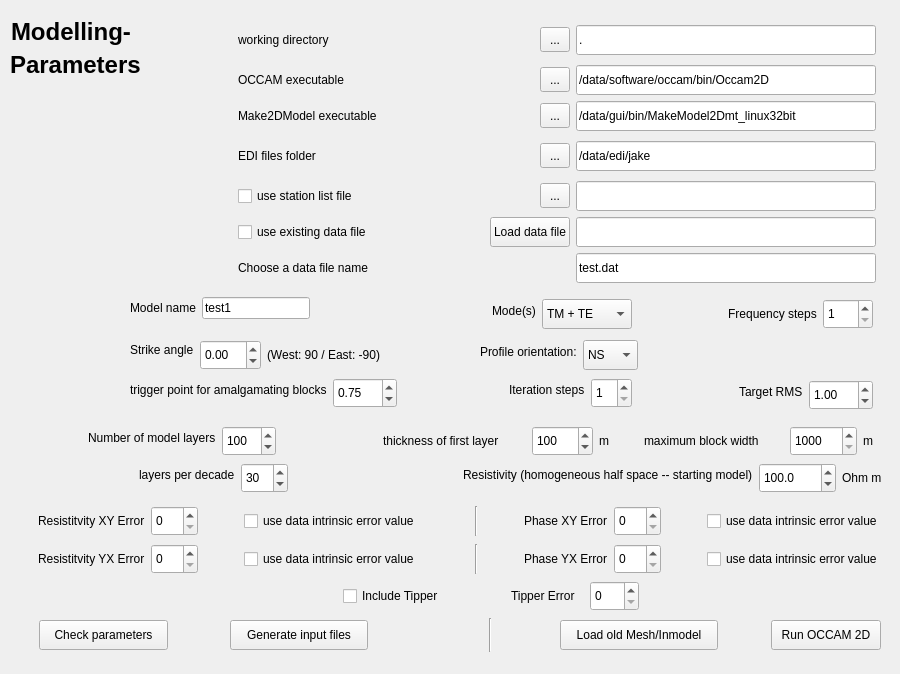
MTgeophysics/mtpy, file utils/gui/occam2d/v1/fourthgui.ui: the form before one commit.
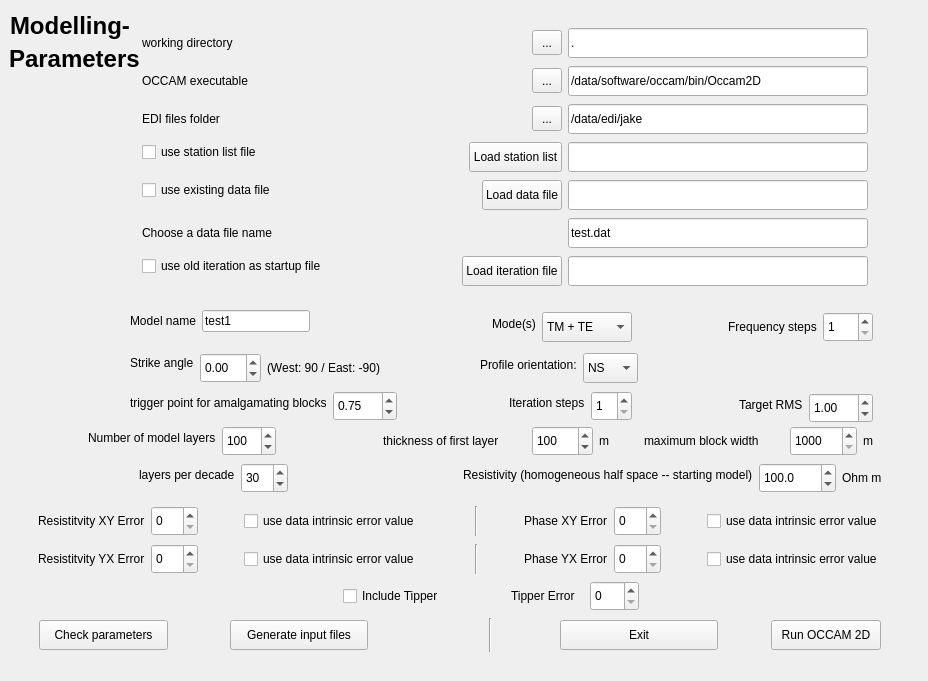
The form after the commit.

Commit message: changed gui and OCCAMTools.py Allowing for importing old startup file

```diff
--- a/utils/gui/occam2d/v1/fourthgui.ui
+++ b/utils/gui/occam2d/v1/fourthgui.ui
@@ -6,8 +6,8 @@
    <rect>
     <x>0</x>
     <y>0</y>
-    <width>900</width>
-    <height>674</height>
+    <width>928</width>
+    <height>681</height>
    </rect>
   </property>
   <property name="minimumSize">
@@ -22,8 +22,8 @@
   <widget class="QLabel" name="label_29">
    <property name="geometry">
     <rect>
-     <x>11</x>
-     <y>16</y>
+     <x>10</x>
+     <y>10</y>
      <width>151</width>
      <height>31</height>
     </rect>
@@ -43,8 +43,8 @@
   <widget class="QLabel" name="label_4">
    <property name="geometry">
     <rect>
-     <x>10</x>
-     <y>49</y>
+     <x>9</x>
+     <y>43</y>
      <width>151</width>
      <height>31</height>
     </rect>
@@ -437,7 +437,7 @@
     </size>
    </property>
    <property name="text">
-    <string>Load old Mesh/Inmodel</string>
+    <string>Exit</string>
    </property>
    <property name="autoDefault">
     <bool>true</bool>
@@ -456,608 +456,11 @@
     <enum>Qt::Vertical</enum>
    </property>
   </widget>
-  <widget class="QWidget" name="layoutWidget">
-   <property name="geometry">
-    <rect>
-     <x>238</x>
-     <y>21</y>
-     <width>638</width>
-     <height>262</height>
-    </rect>
-   </property>
-   <layout class="QGridLayout" name="gridLayout">
-    <item row="0" column="0">
-     <layout class="QHBoxLayout" name="horizontalLayout_8">
-      <item>
-       <widget class="QLabel" name="label_2">
-        <property name="sizePolicy">
-         <sizepolicy hsizetype="Preferred" vsizetype="MinimumExpanding">
-          <horstretch>0</horstretch>
-          <verstretch>0</verstretch>
-         </sizepolicy>
-        </property>
-        <property name="text">
-         <string>working directory</string>
-        </property>
-       </widget>
-      </item>
-      <item>
-       <spacer name="horizontalSpacer_40">
-        <property name="orientation">
-         <enum>Qt::Horizontal</enum>
-        </property>
-        <property name="sizeHint" stdset="0">
-         <size>
-          <width>40</width>
-          <height>20</height>
-         </size>
-        </property>
-       </spacer>
-      </item>
-     </layout>
-    </item>
-    <item row="0" column="1" colspan="2">
-     <layout class="QHBoxLayout" name="horizontalLayout_2">
-      <item>
-       <spacer name="horizontalSpacer_5">
-        <property name="orientation">
-         <enum>Qt::Horizontal</enum>
-        </property>
-        <property name="sizeHint" stdset="0">
-         <size>
-          <width>40</width>
-          <height>20</height>
-         </size>
-        </property>
-       </spacer>
-      </item>
-      <item>
-       <widget class="QToolButton" name="button_browse_wd">
-        <property name="sizePolicy">
-         <sizepolicy hsizetype="Fixed" vsizetype="Fixed">
-          <horstretch>0</horstretch>
-          <verstretch>0</verstretch>
-         </sizepolicy>
-        </property>
-        <property name="minimumSize">
-         <size>
-          <width>30</width>
-          <height>25</height>
-         </size>
-        </property>
-        <property name="maximumSize">
-         <size>
-          <width>30</width>
-          <height>25</height>
-         </size>
-        </property>
-        <property name="text">
-         <string>...</string>
-        </property>
-       </widget>
-      </item>
-      <item>
-       <widget class="QLineEdit" name="lineEdit_browse_wd">
-        <property name="minimumSize">
-         <size>
-          <width>300</width>
-          <height>30</height>
-         </size>
-        </property>
-        <property name="maximumSize">
-         <size>
-          <width>500</width>
-          <height>30</height>
-         </size>
-        </property>
-        <property name="text">
-         <string>.</string>
-        </property>
-       </widget>
-      </item>
-     </layout>
-    </item>
-    <item row="1" column="0">
-     <layout class="QHBoxLayout" name="horizontalLayout_9">
-      <item>
-       <widget class="QLabel" name="label_5">
-        <property name="text">
-         <string>OCCAM executable</string>
-        </property>
-       </widget>
-      </item>
-      <item>
-       <spacer name="horizontalSpacer_41">
-        <property name="orientation">
-         <enum>Qt::Horizontal</enum>
-        </property>
-        <property name="sizeHint" stdset="0">
-         <size>
-          <width>40</width>
-          <height>20</height>
-         </size>
-        </property>
-       </spacer>
-      </item>
-     </layout>
-    </item>
-    <item row="1" column="1" colspan="2">
-     <layout class="QHBoxLayout" name="horizontalLayout_3">
-      <item>
-       <spacer name="horizontalSpacer_3">
-        <property name="orientation">
-         <enum>Qt::Horizontal</enum>
-        </property>
-        <property name="sizeHint" stdset="0">
-         <size>
-          <width>40</width>
-          <height>20</height>
-         </size>
-        </property>
-       </spacer>
-      </item>
-      <item>
-       <widget class="QToolButton" name="button_browse_occam">
-        <property name="sizePolicy">
-         <sizepolicy hsizetype="Fixed" vsizetype="Fixed">
-          <horstretch>0</horstretch>
-          <verstretch>0</verstretch>
-         </sizepolicy>
-        </property>
-        <property name="minimumSize">
-         <size>
-          <width>30</width>
-          <height>25</height>
-         </size>
-        </property>
-        <property name="maximumSize">
-         <size>
-          <width>30</width>
-          <height>25</height>
-         </size>
-        </property>
-        <property name="text">
-         <string>...</string>
-        </property>
-       </widget>
-      </item>
-      <item>
-       <widget class="QLineEdit" name="lineEdit_browse_occam">
-        <property name="minimumSize">
-         <size>
-          <width>300</width>
-          <height>30</height>
-         </size>
-        </property>
-        <property name="maximumSize">
-         <size>
-          <width>500</width>
-          <height>30</height>
-         </size>
-        </property>
-        <property name="text">
-         <string>/data/software/occam/bin/Occam2D</string>
-        </property>
-       </widget>
-      </item>
-     </layout>
-    </item>
-    <item row="2" column="0">
-     <layout class="QHBoxLayout" name="horizontalLayout_10">
-      <item>
-       <widget class="QLabel" name="label_6">
-        <property name="text">
-         <string>Make2DModel executable</string>
-        </property>
-       </widget>
-      </item>
-      <item>
-       <spacer name="horizontalSpacer_42">
-        <property name="orientation">
-         <enum>Qt::Horizontal</enum>
-        </property>
-        <property name="sizeHint" stdset="0">
-         <size>
-          <width>40</width>
-          <height>20</height>
-         </size>
-        </property>
-       </spacer>
-      </item>
-     </layout>
-    </item>
-    <item row="2" column="1" colspan="2">
-     <layout class="QHBoxLayout" name="horizontalLayout">
-      <item>
-       <spacer name="horizontalSpacer_10">
-        <property name="orientation">
-         <enum>Qt::Horizontal</enum>
-        </property>
-        <property name="sizeHint" stdset="0">
-         <size>
-          <width>40</width>
-          <height>20</height>
-         </size>
-        </property>
-       </spacer>
-      </item>
-      <item>
-       <widget class="QToolButton" name="button_browse_makemodel">
-        <property name="sizePolicy">
-         <sizepolicy hsizetype="Fixed" vsizetype="Fixed">
-          <horstretch>0</horstretch>
-          <verstretch>0</verstretch>
-         </sizepolicy>
-        </property>
-        <property name="minimumSize">
-         <size>
-          <width>30</width>
-          <height>25</height>
-         </size>
-        </property>
-        <property name="maximumSize">
-         <size>
-          <width>30</width>
-          <height>25</height>
-         </size>
-        </property>
-        <property name="text">
-         <string>...</string>
-        </property>
-       </widget>
-      </item>
-      <item>
-       <widget class="QLineEdit" name="lineEdit_browse_makemodel">
-        <property name="minimumSize">
-         <size>
-          <width>300</width>
-          <height>30</height>
-         </size>
-        </property>
-        <property name="maximumSize">
-         <size>
-          <width>500</width>
-          <height>30</height>
-         </size>
-        </property>
-        <property name="text">
-         <string>/data/gui/bin/MakeModel2Dmt_linux32bit</string>
-        </property>
-       </widget>
-      </item>
-     </layout>
-    </item>
-    <item row="3" column="0">
-     <layout class="QHBoxLayout" name="horizontalLayout_11">
-      <item>
-       <widget class="QLabel" name="label_28">
-        <property name="sizePolicy">
-         <sizepolicy hsizetype="Preferred" vsizetype="MinimumExpanding">
-          <horstretch>0</horstretch>
-          <verstretch>0</verstretch>
-         </sizepolicy>
-        </property>
-        <property name="text">
-         <string>EDI files folder</string>
-        </property>
-       </widget>
-      </item>
-      <item>
-       <spacer name="horizontalSpacer_43">
-        <property name="orientation">
-         <enum>Qt::Horizontal</enum>
-        </property>
-        <property name="sizeHint" stdset="0">
-         <size>
-          <width>40</width>
-          <height>20</height>
-         </size>
-        </property>
-       </spacer>
-      </item>
-     </layout>
-    </item>
-    <item row="3" column="1" colspan="2">
-     <layout class="QHBoxLayout" name="horizontalLayout_4">
-      <item>
-       <spacer name="horizontalSpacer_48">
-        <property name="orientation">
-         <enum>Qt::Horizontal</enum>
-        </property>
-        <property name="sizeHint" stdset="0">
-         <size>
-          <width>40</width>
-          <height>20</height>
-         </size>
-        </property>
-       </spacer>
-      </item>
-      <item>
-       <widget class="QToolButton" name="button_browse_edis">
-        <property name="sizePolicy">
-         <sizepolicy hsizetype="Fixed" vsizetype="Fixed">
-          <horstretch>0</horstretch>
-          <verstretch>0</verstretch>
-         </sizepolicy>
-        </property>
-        <property name="minimumSize">
-         <size>
-          <width>30</width>
-          <height>25</height>
-         </size>
-        </property>
-        <property name="maximumSize">
-         <size>
-          <width>30</width>
-          <height>25</height>
-         </size>
-        </property>
-        <property name="text">
-         <string>...</string>
-        </property>
-       </widget>
-      </item>
-      <item>
-       <widget class="QLineEdit" name="lineEdit_browse_edis">
-        <property name="minimumSize">
-         <size>
-          <width>300</width>
-          <height>30</height>
-         </size>
-        </property>
-        <property name="maximumSize">
-         <size>
-          <width>500</width>
-          <height>30</height>
-         </size>
-        </property>
-        <property name="text">
-         <string>/data/edi/jake</string>
-        </property>
-       </widget>
-      </item>
-     </layout>
-    </item>
-    <item row="4" column="0" colspan="2">
-     <layout class="QHBoxLayout" name="horizontalLayout_12">
-      <item>
-       <widget class="QCheckBox" name="checkBox_usestationlist">
-        <property name="text">
-         <string>use station list file</string>
-        </property>
-       </widget>
-      </item>
-      <item>
-       <spacer name="horizontalSpacer_44">
-        <property name="orientation">
-         <enum>Qt::Horizontal</enum>
-        </property>
-        <property name="sizeHint" stdset="0">
-         <size>
-          <width>40</width>
-          <height>20</height>
-         </size>
-        </property>
-       </spacer>
-      </item>
-     </layout>
-    </item>
-    <item row="4" column="2">
-     <layout class="QHBoxLayout" name="horizontalLayout_5">
-      <item>
-       <spacer name="horizontalSpacer_47">
-        <property name="orientation">
-         <enum>Qt::Horizontal</enum>
-        </property>
-        <property name="sizeHint" stdset="0">
-         <size>
-          <width>40</width>
-          <height>20</height>
-         </size>
-        </property>
-       </spacer>
-      </item>
-      <item>
-       <widget class="QToolButton" name="button_browse_stations">
-        <property name="sizePolicy">
-         <sizepolicy hsizetype="Fixed" vsizetype="Fixed">
-          <horstretch>0</horstretch>
-          <verstretch>0</verstretch>
-         </sizepolicy>
-        </property>
-        <property name="minimumSize">
-         <size>
-          <width>30</width>
-          <height>25</height>
-         </size>
-        </property>
-        <property name="maximumSize">
-         <size>
-          <width>30</width>
-          <height>25</height>
-         </size>
-        </property>
-        <property name="text">
-         <string>...</string>
-        </property>
-       </widget>
-      </item>
-      <item>
-       <widget class="QLineEdit" name="lineEdit_browse_stations">
-        <property name="minimumSize">
-         <size>
-          <width>300</width>
-          <height>30</height>
-         </size>
-        </property>
-        <property name="maximumSize">
-         <size>
-          <width>500</width>
-          <height>30</height>
-         </size>
-        </property>
-       </widget>
-      </item>
-     </layout>
-    </item>
-    <item row="5" column="0">
-     <layout class="QHBoxLayout" name="horizontalLayout_13">
-      <item>
-       <widget class="QCheckBox" name="checkBox_usedatafile">
-        <property name="text">
-         <string>use existing data file</string>
-        </property>
-       </widget>
-      </item>
-      <item>
-       <spacer name="horizontalSpacer_45">
-        <property name="orientation">
-         <enum>Qt::Horizontal</enum>
-        </property>
-        <property name="sizeHint" stdset="0">
-         <size>
-          <width>40</width>
-          <height>20</height>
-         </size>
-        </property>
-       </spacer>
-      </item>
-     </layout>
-    </item>
-    <item row="5" column="1" colspan="2">
-     <layout class="QHBoxLayout" name="horizontalLayout_6">
-      <item>
-       <spacer name="horizontalSpacer_49">
-        <property name="orientation">
-         <enum>Qt::Horizontal</enum>
-        </property>
-        <property name="sizeHint" stdset="0">
-         <size>
-          <width>40</width>
-          <height>20</height>
-         </size>
-        </property>
-       </spacer>
-      </item>
-      <item>
-       <widget class="QPushButton" name="pushButton_loaddatafile">
-        <property name="sizePolicy">
-         <sizepolicy hsizetype="Minimum" vsizetype="MinimumExpanding">
-          <horstretch>0</horstretch>
-          <verstretch>0</verstretch>
-         </sizepolicy>
-        </property>
-        <property name="minimumSize">
-         <size>
-          <width>0</width>
-          <height>25</height>
-         </size>
-        </property>
-        <property name="maximumSize">
-         <size>
-          <width>16777215</width>
-          <height>30</height>
-         </size>
-        </property>
-        <property name="text">
-         <string>Load data file</string>
-        </property>
-        <property name="autoDefault">
-         <bool>true</bool>
-        </property>
-       </widget>
-      </item>
-      <item>
-       <widget class="QLineEdit" name="lineEdit_browse_datafile">
-        <property name="minimumSize">
-         <size>
-          <width>300</width>
-          <height>30</height>
-         </size>
-        </property>
-        <property name="maximumSize">
-         <size>
-          <width>500</width>
-          <height>30</height>
-         </size>
-        </property>
-       </widget>
-      </item>
-     </layout>
-    </item>
-    <item row="6" column="0" colspan="2">
-     <layout class="QHBoxLayout" name="horizontalLayout_14">
-      <item>
-       <widget class="QLabel" name="label_3">
-        <property name="text">
-         <string>Choose a data file name</string>
-        </property>
-       </widget>
-      </item>
-      <item>
-       <spacer name="horizontalSpacer_46">
-        <property name="orientation">
-         <enum>Qt::Horizontal</enum>
-        </property>
-        <property name="sizeHint" stdset="0">
-         <size>
-          <width>40</width>
-          <height>20</height>
-         </size>
-        </property>
-       </spacer>
-      </item>
-     </layout>
-    </item>
-    <item row="6" column="2">
-     <layout class="QHBoxLayout" name="horizontalLayout_7">
-      <item>
-       <spacer name="horizontalSpacer_50">
-        <property name="orientation">
-         <enum>Qt::Horizontal</enum>
-        </property>
-        <property name="sizeHint" stdset="0">
-         <size>
-          <width>40</width>
-          <height>20</height>
-         </size>
-        </property>
-       </spacer>
-      </item>
-      <item>
-       <widget class="QLineEdit" name="lineEdit_browse_datafilename">
-        <property name="sizePolicy">
-         <sizepolicy hsizetype="MinimumExpanding" vsizetype="MinimumExpanding">
-          <horstretch>0</horstretch>
-          <verstretch>0</verstretch>
-         </sizepolicy>
-        </property>
-        <property name="minimumSize">
-         <size>
-          <width>300</width>
-          <height>30</height>
-         </size>
-        </property>
-        <property name="maximumSize">
-         <size>
-          <width>500</width>
-          <height>30</height>
-         </size>
-        </property>
-        <property name="text">
-         <string>test.dat</string>
-        </property>
-       </widget>
-      </item>
-     </layout>
-    </item>
-   </layout>
-  </widget>
   <widget class="QWidget" name="layoutWidget">
    <property name="geometry">
     <rect>
      <x>130</x>
-     <y>297</y>
+     <y>310</y>
      <width>743</width>
      <height>116</height>
     </rect>
@@ -1076,6 +479,12 @@
         </item>
         <item row="0" column="1">
          <widget class="QLineEdit" name="lineEdit_modelname">
+          <property name="sizePolicy">
+           <sizepolicy hsizetype="MinimumExpanding" vsizetype="Fixed">
+            <horstretch>0</horstretch>
+            <verstretch>0</verstretch>
+           </sizepolicy>
+          </property>
           <property name="text">
            <string>test1</string>
           </property>
@@ -2177,6 +1586,640 @@
     <bool>true</bool>
    </property>
   </widget>
+  <widget class="QWidget" name="">
+   <property name="geometry">
+    <rect>
+     <x>142</x>
+     <y>26</y>
+     <width>726</width>
+     <height>262</height>
+    </rect>
+   </property>
+   <layout class="QFormLayout" name="formLayout_9">
+    <item row="0" column="0">
+     <layout class="QHBoxLayout" name="horizontalLayout_8">
+      <item>
+       <widget class="QLabel" name="label_2">
+        <property name="sizePolicy">
+         <sizepolicy hsizetype="Preferred" vsizetype="MinimumExpanding">
+          <horstretch>0</horstretch>
+          <verstretch>0</verstretch>
+         </sizepolicy>
+        </property>
+        <property name="text">
+         <string>working directory</string>
+        </property>
+       </widget>
+      </item>
+      <item>
+       <spacer name="horizontalSpacer_40">
+        <property name="orientation">
+         <enum>Qt::Horizontal</enum>
+        </property>
+        <property name="sizeHint" stdset="0">
+         <size>
+          <width>40</width>
+          <height>20</height>
+         </size>
+        </property>
+       </spacer>
+      </item>
+     </layout>
+    </item>
+    <item row="0" column="1">
+     <layout class="QHBoxLayout" name="horizontalLayout">
+      <item>
+       <spacer name="horizontalSpacer_5">
+        <property name="orientation">
+         <enum>Qt::Horizontal</enum>
+        </property>
+        <property name="sizeHint" stdset="0">
+         <size>
+          <width>40</width>
+          <height>20</height>
+         </size>
+        </property>
+       </spacer>
+      </item>
+      <item>
+       <widget class="QToolButton" name="button_browse_wd">
+        <property name="sizePolicy">
+         <sizepolicy hsizetype="Fixed" vsizetype="Fixed">
+          <horstretch>0</horstretch>
+          <verstretch>0</verstretch>
+         </sizepolicy>
+        </property>
+        <property name="minimumSize">
+         <size>
+          <width>30</width>
+          <height>25</height>
+         </size>
+        </property>
+        <property name="maximumSize">
+         <size>
+          <width>30</width>
+          <height>25</height>
+         </size>
+        </property>
+        <property name="text">
+         <string>...</string>
+        </property>
+       </widget>
+      </item>
+      <item>
+       <widget class="QLineEdit" name="lineEdit_browse_wd">
+        <property name="minimumSize">
+         <size>
+          <width>300</width>
+          <height>30</height>
+         </size>
+        </property>
+        <property name="maximumSize">
+         <size>
+          <width>500</width>
+          <height>30</height>
+         </size>
+        </property>
+        <property name="text">
+         <string>.</string>
+        </property>
+       </widget>
+      </item>
+     </layout>
+    </item>
+    <item row="1" column="0">
+     <layout class="QHBoxLayout" name="horizontalLayout_9">
+      <item>
+       <widget class="QLabel" name="label_5">
+        <property name="text">
+         <string>OCCAM executable</string>
+        </property>
+       </widget>
+      </item>
+      <item>
+       <spacer name="horizontalSpacer_41">
+        <property name="orientation">
+         <enum>Qt::Horizontal</enum>
+        </property>
+        <property name="sizeHint" stdset="0">
+         <size>
+          <width>40</width>
+          <height>20</height>
+         </size>
+        </property>
+       </spacer>
+      </item>
+     </layout>
+    </item>
+    <item row="1" column="1">
+     <layout class="QHBoxLayout" name="horizontalLayout_2">
+      <item>
+       <spacer name="horizontalSpacer_3">
+        <property name="orientation">
+         <enum>Qt::Horizontal</enum>
+        </property>
+        <property name="sizeHint" stdset="0">
+         <size>
+          <width>40</width>
+          <height>20</height>
+         </size>
+        </property>
+       </spacer>
+      </item>
+      <item>
+       <widget class="QToolButton" name="button_browse_occam">
+        <property name="sizePolicy">
+         <sizepolicy hsizetype="Fixed" vsizetype="Fixed">
+          <horstretch>0</horstretch>
+          <verstretch>0</verstretch>
+         </sizepolicy>
+        </property>
+        <property name="minimumSize">
+         <size>
+          <width>30</width>
+          <height>25</height>
+         </size>
+        </property>
+        <property name="maximumSize">
+         <size>
+          <width>30</width>
+          <height>25</height>
+         </size>
+        </property>
+        <property name="text">
+         <string>...</string>
+        </property>
+       </widget>
+      </item>
+      <item>
+       <widget class="QLineEdit" name="lineEdit_browse_occam">
+        <property name="minimumSize">
+         <size>
+          <width>300</width>
+          <height>30</height>
+         </size>
+        </property>
+        <property name="maximumSize">
+         <size>
+          <width>500</width>
+          <height>30</height>
+         </size>
+        </property>
+        <property name="text">
+         <string>/data/software/occam/bin/Occam2D</string>
+        </property>
+       </widget>
+      </item>
+     </layout>
+    </item>
+    <item row="2" column="0">
+     <layout class="QHBoxLayout" name="horizontalLayout_10">
+      <item>
+       <widget class="QLabel" name="label_28">
+        <property name="sizePolicy">
+         <sizepolicy hsizetype="Preferred" vsizetype="MinimumExpanding">
+          <horstretch>0</horstretch>
+          <verstretch>0</verstretch>
+         </sizepolicy>
+        </property>
+        <property name="text">
+         <string>EDI files folder</string>
+        </property>
+       </widget>
+      </item>
+      <item>
+       <spacer name="horizontalSpacer_42">
+        <property name="orientation">
+         <enum>Qt::Horizontal</enum>
+        </property>
+        <property name="sizeHint" stdset="0">
+         <size>
+          <width>40</width>
+          <height>20</height>
+         </size>
+        </property>
+       </spacer>
+      </item>
+     </layout>
+    </item>
+    <item row="2" column="1">
+     <layout class="QHBoxLayout" name="horizontalLayout_3">
+      <item>
+       <spacer name="horizontalSpacer_10">
+        <property name="orientation">
+         <enum>Qt::Horizontal</enum>
+        </property>
+        <property name="sizeHint" stdset="0">
+         <size>
+          <width>40</width>
+          <height>20</height>
+         </size>
+        </property>
+       </spacer>
+      </item>
+      <item>
+       <widget class="QToolButton" name="button_browse_edis">
+        <property name="sizePolicy">
+         <sizepolicy hsizetype="Fixed" vsizetype="Fixed">
+          <horstretch>0</horstretch>
+          <verstretch>0</verstretch>
+         </sizepolicy>
+        </property>
+        <property name="minimumSize">
+         <size>
+          <width>30</width>
+          <height>25</height>
+         </size>
+        </property>
+        <property name="maximumSize">
+         <size>
+          <width>30</width>
+          <height>25</height>
+         </size>
+        </property>
+        <property name="text">
+         <string>...</string>
+        </property>
+       </widget>
+      </item>
+      <item>
+       <widget class="QLineEdit" name="lineEdit_browse_edis">
+        <property name="minimumSize">
+         <size>
+          <width>300</width>
+          <height>30</height>
+         </size>
+        </property>
+        <property name="maximumSize">
+         <size>
+          <width>500</width>
+          <height>30</height>
+         </size>
+        </property>
+        <property name="text">
+         <string>/data/edi/jake</string>
+        </property>
+       </widget>
+      </item>
+     </layout>
+    </item>
+    <item row="3" column="0">
+     <layout class="QHBoxLayout" name="horizontalLayout_11">
+      <item>
+       <widget class="QCheckBox" name="checkBox_usestationlist">
+        <property name="text">
+         <string>use station list file</string>
+        </property>
+       </widget>
+      </item>
+      <item>
+       <spacer name="horizontalSpacer_43">
+        <property name="orientation">
+         <enum>Qt::Horizontal</enum>
+        </property>
+        <property name="sizeHint" stdset="0">
+         <size>
+          <width>40</width>
+          <height>20</height>
+         </size>
+        </property>
+       </spacer>
+      </item>
+     </layout>
+    </item>
+    <item row="3" column="1">
+     <layout class="QHBoxLayout" name="horizontalLayout_4">
+      <item>
+       <spacer name="horizontalSpacer_48">
+        <property name="orientation">
+         <enum>Qt::Horizontal</enum>
+        </property>
+        <property name="sizeHint" stdset="0">
+         <size>
+          <width>40</width>
+          <height>20</height>
+         </size>
+        </property>
+       </spacer>
+      </item>
+      <item>
+       <widget class="QPushButton" name="pushButton_loadstations">
+        <property name="sizePolicy">
+         <sizepolicy hsizetype="Minimum" vsizetype="MinimumExpanding">
+          <horstretch>0</horstretch>
+          <verstretch>0</verstretch>
+         </sizepolicy>
+        </property>
+        <property name="minimumSize">
+         <size>
+          <width>0</width>
+          <height>25</height>
+         </size>
+        </property>
+        <property name="maximumSize">
+         <size>
+          <width>3000</width>
+          <height>30</height>
+         </size>
+        </property>
+        <property name="text">
+         <string>Load station list</string>
+        </property>
+        <property name="autoDefault">
+         <bool>true</bool>
+        </property>
+       </widget>
+      </item>
+      <item>
+       <widget class="QLineEdit" name="lineEdit_browse_stations">
+        <property name="sizePolicy">
+         <sizepolicy hsizetype="MinimumExpanding" vsizetype="Fixed">
+          <horstretch>0</horstretch>
+          <verstretch>0</verstretch>
+         </sizepolicy>
+        </property>
+        <property name="minimumSize">
+         <size>
+          <width>300</width>
+          <height>30</height>
+         </size>
+        </property>
+        <property name="maximumSize">
+         <size>
+          <width>500</width>
+          <height>30</height>
+         </size>
+        </property>
+       </widget>
+      </item>
+     </layout>
+    </item>
+    <item row="4" column="0">
+     <layout class="QHBoxLayout" name="horizontalLayout_12">
+      <item>
+       <widget class="QCheckBox" name="checkBox_usedatafile">
+        <property name="text">
+         <string>use existing data file</string>
+        </property>
+       </widget>
+      </item>
+      <item>
+       <spacer name="horizontalSpacer_44">
+        <property name="orientation">
+         <enum>Qt::Horizontal</enum>
+        </property>
+        <property name="sizeHint" stdset="0">
+         <size>
+          <width>40</width>
+          <height>20</height>
+         </size>
+        </property>
+       </spacer>
+      </item>
+     </layout>
+    </item>
+    <item row="4" column="1">
+     <layout class="QHBoxLayout" name="horizontalLayout_5">
+      <item>
+       <spacer name="horizontalSpacer_47">
+        <property name="orientation">
+         <enum>Qt::Horizontal</enum>
+        </property>
+        <property name="sizeHint" stdset="0">
+         <size>
+          <width>40</width>
+          <height>20</height>
+         </size>
+        </property>
+       </spacer>
+      </item>
+      <item>
+       <widget class="QPushButton" name="pushButton_loaddatafile">
+        <property name="sizePolicy">
+         <sizepolicy hsizetype="Minimum" vsizetype="MinimumExpanding">
+          <horstretch>0</horstretch>
+          <verstretch>0</verstretch>
+         </sizepolicy>
+        </property>
+        <property name="minimumSize">
+         <size>
+          <width>0</width>
+          <height>25</height>
+         </size>
+        </property>
+        <property name="maximumSize">
+         <size>
+          <width>16777215</width>
+          <height>30</height>
+         </size>
+        </property>
+        <property name="text">
+         <string>Load data file</string>
+        </property>
+        <property name="autoDefault">
+         <bool>true</bool>
+        </property>
+       </widget>
+      </item>
+      <item>
+       <widget class="QLineEdit" name="lineEdit_browse_datafile">
+        <property name="sizePolicy">
+         <sizepolicy hsizetype="MinimumExpanding" vsizetype="Fixed">
+          <horstretch>0</horstretch>
+          <verstretch>0</verstretch>
+         </sizepolicy>
+        </property>
+        <property name="minimumSize">
+         <size>
+          <width>300</width>
+          <height>30</height>
+         </size>
+        </property>
+        <property name="maximumSize">
+         <size>
+          <width>500</width>
+          <height>30</height>
+         </size>
+        </property>
+       </widget>
+      </item>
+     </layout>
+    </item>
+    <item row="5" column="0">
+     <layout class="QHBoxLayout" name="horizontalLayout_13">
+      <item>
+       <widget class="QLabel" name="label_3">
+        <property name="text">
+         <string>Choose a data file name</string>
+        </property>
+       </widget>
+      </item>
+      <item>
+       <spacer name="horizontalSpacer_46">
+        <property name="orientation">
+         <enum>Qt::Horizontal</enum>
+        </property>
+        <property name="sizeHint" stdset="0">
+         <size>
+          <width>40</width>
+          <height>20</height>
+         </size>
+        </property>
+       </spacer>
+      </item>
+     </layout>
+    </item>
+    <item row="5" column="1">
+     <layout class="QHBoxLayout" name="horizontalLayout_6">
+      <item>
+       <spacer name="horizontalSpacer_50">
+        <property name="orientation">
+         <enum>Qt::Horizontal</enum>
+        </property>
+        <property name="sizeHint" stdset="0">
+         <size>
+          <width>40</width>
+          <height>20</height>
+         </size>
+        </property>
+       </spacer>
+      </item>
+      <item>
+       <widget class="QLineEdit" name="lineEdit_datafilename">
+        <property name="sizePolicy">
+         <sizepolicy hsizetype="MinimumExpanding" vsizetype="MinimumExpanding">
+          <horstretch>0</horstretch>
+          <verstretch>0</verstretch>
+         </sizepolicy>
+        </property>
+        <property name="minimumSize">
+         <size>
+          <width>300</width>
+          <height>30</height>
+         </size>
+        </property>
+        <property name="maximumSize">
+         <size>
+          <width>500</width>
+          <height>30</height>
+         </size>
+        </property>
+        <property name="text">
+         <string>test.dat</string>
+        </property>
+       </widget>
+      </item>
+     </layout>
+    </item>
+    <item row="6" column="0">
+     <layout class="QHBoxLayout" name="horizontalLayout_14">
+      <item>
+       <widget class="QCheckBox" name="checkBox_usestartupfile">
+        <property name="text">
+         <string>use old iteration as startup file</string>
+        </property>
+       </widget>
+      </item>
+      <item>
+       <spacer name="horizontalSpacer_7">
+        <property name="orientation">
+         <enum>Qt::Horizontal</enum>
+        </property>
+        <property name="sizeHint" stdset="0">
+         <size>
+          <width>40</width>
+          <height>20</height>
+         </size>
+        </property>
+       </spacer>
+      </item>
+     </layout>
+    </item>
+    <item row="6" column="1">
+     <layout class="QHBoxLayout" name="horizontalLayout_7">
+      <item>
+       <spacer name="horizontalSpacer_49">
+        <property name="orientation">
+         <enum>Qt::Horizontal</enum>
+        </property>
+        <property name="sizeHint" stdset="0">
+         <size>
+          <width>40</width>
+          <height>20</height>
+         </size>
+        </property>
+       </spacer>
+      </item>
+      <item>
+       <widget class="QPushButton" name="pushButton_loadstartupfile">
+        <property name="sizePolicy">
+         <sizepolicy hsizetype="Minimum" vsizetype="MinimumExpanding">
+          <horstretch>0</horstretch>
+          <verstretch>0</verstretch>
+         </sizepolicy>
+        </property>
+        <property name="minimumSize">
+         <size>
+          <width>0</width>
+          <height>25</height>
+         </size>
+        </property>
+        <property name="maximumSize">
+         <size>
+          <width>16777215</width>
+          <height>30</height>
+         </size>
+        </property>
+        <property name="text">
+         <string>Load iteration file</string>
+        </property>
+        <property name="autoDefault">
+         <bool>true</bool>
+        </property>
+       </widget>
+      </item>
+      <item>
+       <widget class="QLineEdit" name="lineEdit_browse_startupfile">
+        <property name="sizePolicy">
+         <sizepolicy hsizetype="MinimumExpanding" vsizetype="Fixed">
+          <horstretch>0</horstretch>
+          <verstretch>0</verstretch>
+         </sizepolicy>
+        </property>
+        <property name="minimumSize">
+         <size>
+          <width>300</width>
+          <height>30</height>
+         </size>
+        </property>
+        <property name="maximumSize">
+         <size>
+          <width>500</width>
+          <height>30</height>
+         </size>
+        </property>
+       </widget>
+      </item>
+     </layout>
+    </item>
+   </layout>
+  </widget>
+  <zorder>label_29</zorder>
+  <zorder>label_4</zorder>
+  <zorder>layoutWidget_15</zorder>
+  <zorder>pushButton_generateinputfile</zorder>
+  <zorder>pushButton_quit</zorder>
+  <zorder>line</zorder>
+  <zorder>layoutWidget</zorder>
+  <zorder>layoutWidget</zorder>
+  <zorder>layoutWidget</zorder>
+  <zorder>layoutWidget</zorder>
+  <zorder>label_10</zorder>
+  <zorder>checkBox_usetipper</zorder>
+  <zorder>doubleSpinBox_errorvalue_tipper</zorder>
+  <zorder>pushButton_checkparameter</zorder>
+  <zorder>pushButton_runoccam</zorder>
+  <zorder></zorder>
  </widget>
  <resources/>
  <connections/>
```
Left out of the diff: 2 changed lines with no effect on the pictures. The commit also changes 3 other files.
